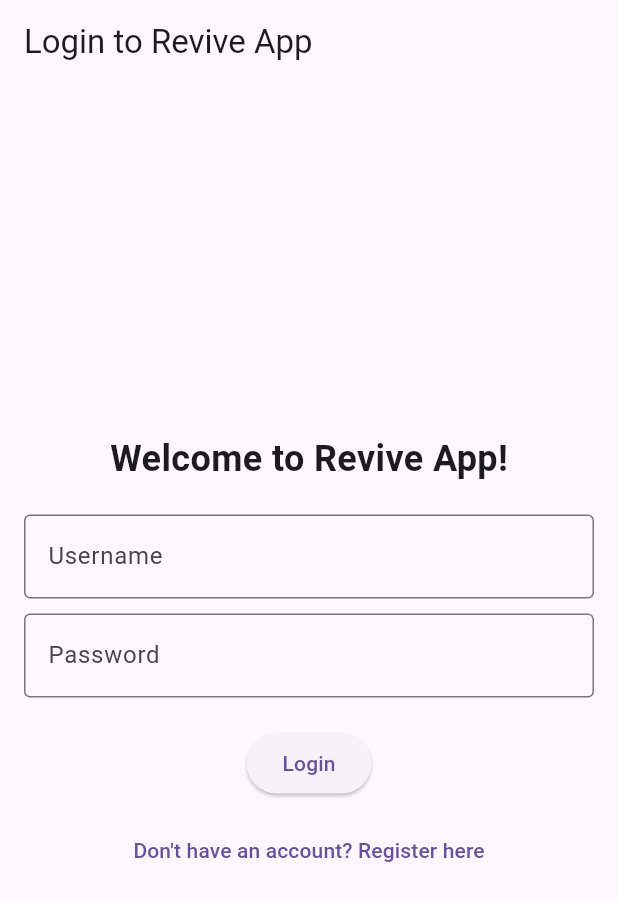
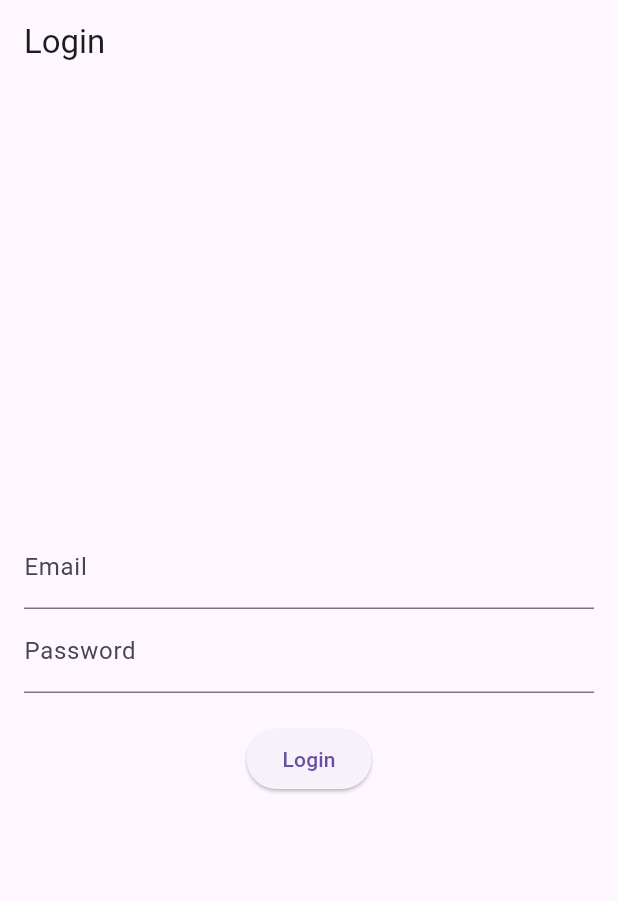
Before and after one commit to Yanvi09/Revive, a Flutter app: the screen it shows after launch, on a phone screen of 412 x 824 dp. Shown: the top 901 px of the screen. Run offline on Flutter 3.47's test engine with Material 3 defaults, Android fonts, the phone set to English and light mode, and no system bars.

```diff
--- a/lib/main.dart
+++ b/lib/main.dart
@@ -1,13 +1,12 @@
 import 'package:flutter/material.dart';
-import 'screens/login_screen.dart'; // Import login screen
+import 'screens/login_screen.dart';
+import 'screens/home_screen.dart';
 
 void main() {
-  runApp(const MyApp());
+  runApp(MyApp());
 }
 
 class MyApp extends StatelessWidget {
-  const MyApp({super.key});
-
   @override
   Widget build(BuildContext context) {
     return MaterialApp(
@@ -15,7 +14,7 @@ class MyApp extends StatelessWidget {
       theme: ThemeData(
         primarySwatch: Colors.blue,
       ),
-      home: const LoginScreen(), // Ensure this points to LoginScreen
+      home: LoginScreen(), // Removed 'const'
     );
   }
 }
--- /dev/null
+++ b/lib/models/user.dart
@@ -0,0 +1,6 @@
+class User {
+  final String name;
+  final String email;
+
+  User({required this.name, required this.email});
+}
--- a/lib/screens/login_screen.dart
+++ b/lib/screens/login_screen.dart
@@ -1,57 +1,85 @@
 import 'package:flutter/material.dart';
+import 'home_screen.dart';
+import '../services/auth_service.dart'; // Assuming this is where AuthService is located
+import '../models/user.dart'; // Assuming you have a User model
 
-class LoginScreen extends StatelessWidget {
-  const LoginScreen({super.key});
+class LoginScreen extends StatefulWidget {
+  @override
+  _LoginScreenState createState() => _LoginScreenState();
+}
+
+class _LoginScreenState extends State<LoginScreen> {
+  final TextEditingController _emailController = TextEditingController();
+  final TextEditingController _passwordController = TextEditingController();
+  bool _isLoading = false;
+  String _errorMessage = '';
+
+  Future<void> _login() async {
+    setState(() {
+      _isLoading = true;
+    });
+
+    try {
+      // Call AuthService to handle login and return the user data
+      final user = await AuthService().login(
+        _emailController.text,
+        _passwordController.text,
+      );
+
+      // After successful login, navigate to HomeScreen with the user data
+      Navigator.pushReplacement(
+        context,
+        MaterialPageRoute(
+          builder: (context) => HomeScreen(user: user), // Pass the user data here
+        ),
+      );
+    } catch (error) {
+      setState(() {
+        _errorMessage = error.toString();
+      });
+    } finally {
+      setState(() {
+        _isLoading = false;
+      });
+    }
+  }
 
   @override
   Widget build(BuildContext context) {
     return Scaffold(
       appBar: AppBar(
-        title: const Text('Login to Revive App'),
+        title: Text('Login'),
       ),
       body: Padding(
         padding: const EdgeInsets.all(16.0),
         child: Column(
           mainAxisAlignment: MainAxisAlignment.center,
-          children: [
-            const Text(
-              'Welcome to Revive App!',
-              style: TextStyle(
-                fontSize: 24,
-                fontWeight: FontWeight.bold,
+          children: <Widget>[
+            TextField(
+              controller: _emailController,
+              decoration: InputDecoration(labelText: 'Email'),
+            ),
+            TextField(
+              controller: _passwordController,
+              obscureText: true,
+              decoration: InputDecoration(labelText: 'Password'),
+            ),
+            SizedBox(height: 20),
+            if (_isLoading)
+              CircularProgressIndicator()
+            else
+              ElevatedButton(
+                onPressed: _login,
+                child: Text('Login'),
               ),
-            ),
-            const SizedBox(height: 20),
-            TextField(
-              decoration: InputDecoration(
-                border: OutlineInputBorder(),
-                labelText: 'Username',
+            if (_errorMessage.isNotEmpty)
+              Padding(
+                padding: const EdgeInsets.only(top: 10),
+                child: Text(
+                  _errorMessage,
+                  style: TextStyle(color: Colors.red),
+                ),
               ),
-            ),
-            const SizedBox(height: 10),
-            TextField(
-              obscureText: true,
-              decoration: InputDecoration(
-                border: OutlineInputBorder(),
-                labelText: 'Password',
-              ),
-            ),
-            const SizedBox(height: 20),
-            ElevatedButton(
-              onPressed: () {
-                // TODO: Implement Login API call
-                print('Login button pressed');
-              },
-              child: const Text('Login'),
-            ),
-            const SizedBox(height: 10),
-            TextButton(
-              onPressed: () {
-                // TODO: Navigate to the registration screen
-                print('Navigate to Register Screen');
-              },
-              child: const Text('Don\'t have an account? Register here'),
-            ),
           ],
         ),
       ),
--- /dev/null
+++ b/lib/services/auth_service.dart
@@ -0,0 +1,11 @@
+import '../models/user.dart'; // Assuming you have a User model
+
+class AuthService {
+  // Replace this with your actual authentication logic
+  Future<User> login(String email, String password) async {
+    // Simulating a successful login and returning a user object
+    // In real-world scenarios, you'd fetch this from an API or a backend
+    await Future.delayed(Duration(seconds: 2)); // Simulate a delay
+    return User(name: 'John Doe', email: email); // Replace with actual user data
+  }
+}
--- a/pubspec.yaml
+++ b/pubspec.yaml
@@ -12,14 +12,13 @@ dependencies:
     sdk: flutter
 
   cupertino_icons: ^1.0.8
-
-  # Additional dependencies
   http: ^1.1.0
   flutter_dotenv: ^5.1.0
   provider: ^6.0.5
-  pusher_client: ^2.0.0 # Downgraded to compatible version
+  pusher_client: ^2.0.0
   qr_flutter: ^4.0.0
   mobile_scanner: ^2.1.0
+  shared_preferences: ^2.0.15  # Moved here properly
 
 dev_dependencies:
   flutter_test:
```
Also changed, not shown: lib/screens/home_screen.dart (added, +20 -0 lines), lib/screens/register_screen.dart (added, +99 -0 lines), pubspec.lock, 1 other file.
